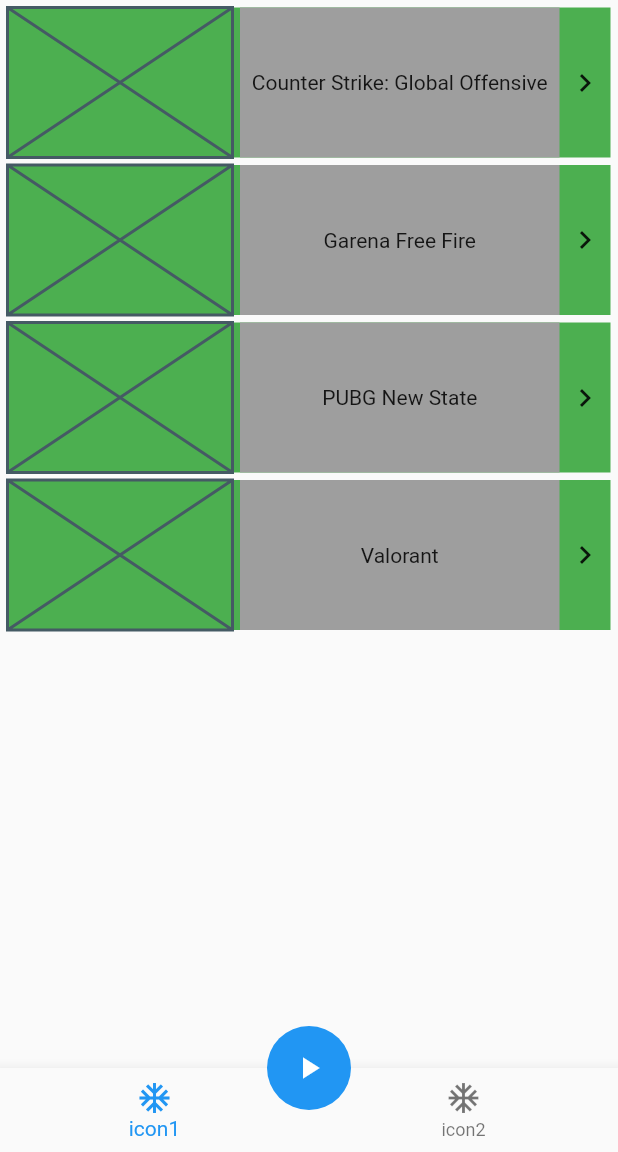
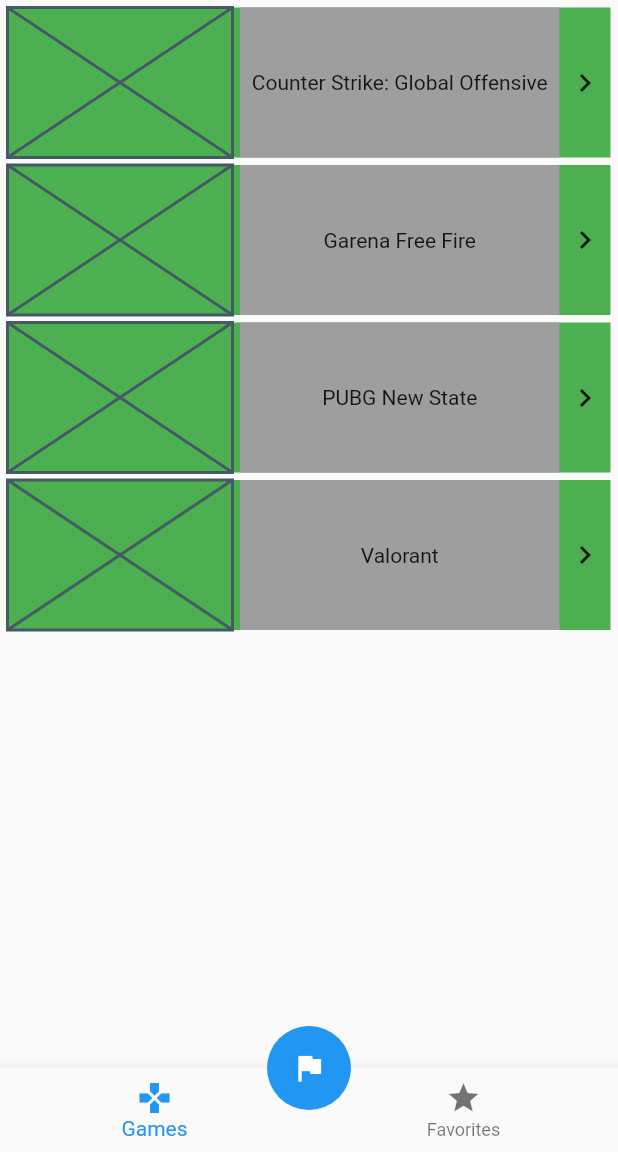
Before and after one commit to CYBERDEVILZ/ZBGAMING, a Flutter app: the screen it shows after launch, on a phone screen of 412 x 824 dp, the part 84-1236 px from its top. Run offline on Flutter 3.47's test engine with Material 2 defaults, Android fonts, the phone set to English and light mode, and no system bars.

Commit message:
icons for bottom nav bar

```diff
--- a/lib/pages/home_page.dart
+++ b/lib/pages/home_page.dart
@@ -22,19 +22,22 @@ class _HomePageState extends State<HomePage> {
           drawer: const MyDrawer(),
           bottomNavigationBar: BottomNavigationBar(
               items: const [
+                // games
                 BottomNavigationBarItem(
-                    icon: Icon(Icons.ac_unit_outlined), label: "icon1"),
+                    icon: Icon(Icons.gamepad), label: "Games"),
+
+                // favorite organizations
                 BottomNavigationBarItem(
-                    icon: Icon(Icons.ac_unit_outlined), label: "icon2")
+                    icon: Icon(Icons.star), label: "Favorites")
               ],
               currentIndex: index,
               onTap: (value) {
                 index = value;
-                setState(() {}); // updates the index
+                setState(() {});
               }),
           floatingActionButton: FloatingActionButton(
-            onPressed: () {},
-            child: const Icon(Icons.play_arrow),
+            onPressed: () {}, // shows registered matches
+            child: const Icon(Icons.flag),
             elevation: 0,
           ),
           floatingActionButtonLocation:
```
Also changed, not shown: lib/widgets/drawer.dart (+8 -4 lines).
